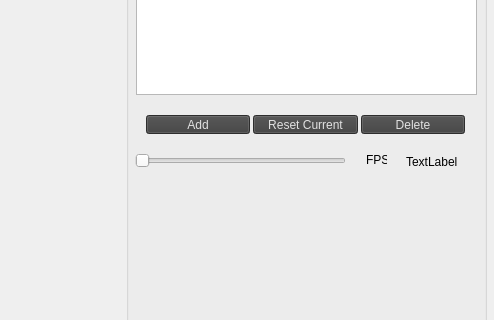
This is mainwindow.ui in mre11/sprite-editor as Qt 5 draws it before an edit; both pictures show x 774 to 1268 and y 265 to 585 of the 1268 by 706 pixel window. The edited form follows.
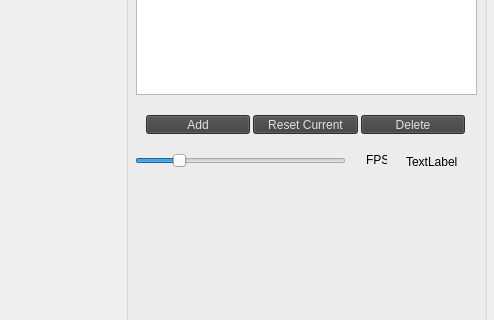
This is the edited form. Icons and pictures are not drawn. Custom widgets are drawn as their Qt base class.

Diff of the .ui file:
```diff
--- a/mainwindow.ui
+++ b/mainwindow.ui
@@ -289,6 +289,15 @@
        <height>31</height>
       </rect>
      </property>
+     <property name="minimum">
+      <number>1</number>
+     </property>
+     <property name="maximum">
+      <number>60</number>
+     </property>
+     <property name="sliderPosition">
+      <number>12</number>
+     </property>
      <property name="orientation">
       <enum>Qt::Horizontal</enum>
      </property>
```
Left out of the diff: 4 changed lines with no effect on the pictures.
